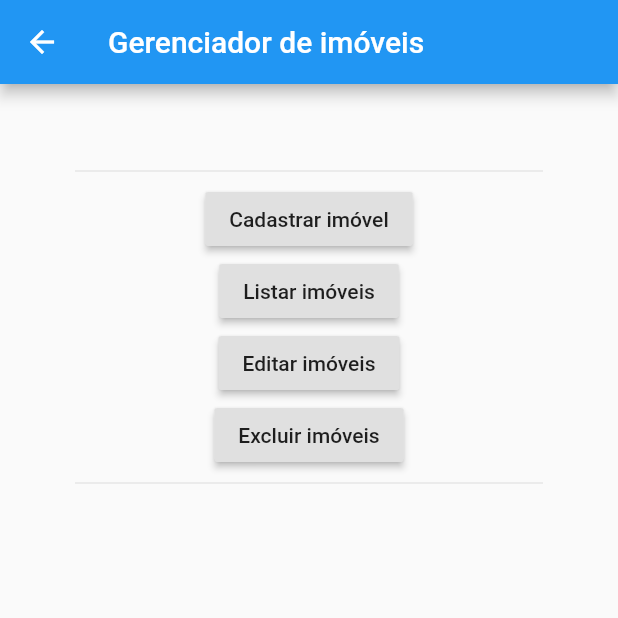
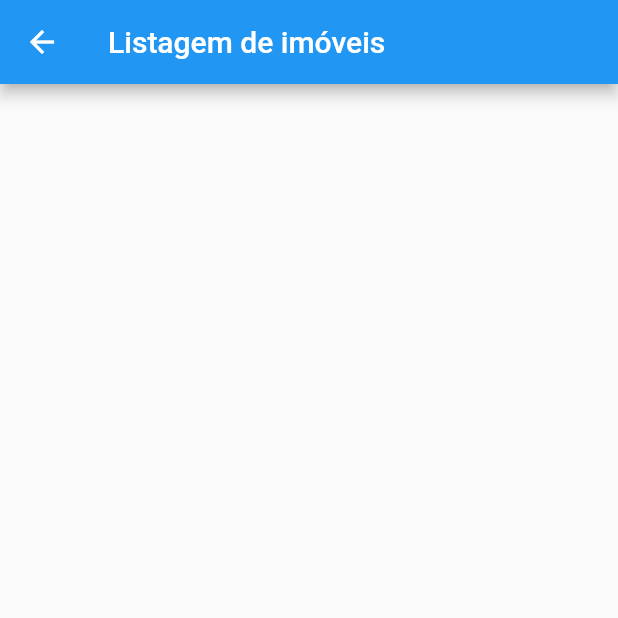
Before and after one commit to ltrindadebr/p2-gerenciador-de-imoveis, a Flutter app: the Home screen opened directly, after a tap on "Listar imóveis", on a phone screen of 412 x 824 dp, the top half of it. Run offline on Flutter 3.47's test engine with Material 2 defaults, Android fonts, the phone set to English and light mode, and no system bars; our stand-ins replace sqflite; accounts and stored records are empty.

Commit message:
Ajuste para funcionar a listagem

```diff
--- a/lib/dao/imovelDao.dart
+++ b/lib/dao/imovelDao.dart
@@ -19,7 +19,7 @@ class ImovelDao {
   }
 
   Future<Database> get database async {
-    if (_databaseDao == null) {
+    if (_database == null) {
       _database = await createDatabase();
     }
     return _database;
@@ -31,7 +31,7 @@ class ImovelDao {
   }
 
   Future<Database> createDatabase() async {
-    Directory folder = await getApplicationDocumentsDirectory();
+    Directory folder = await getApplicationSupportDirectory();
     String path = folder.path + 'baseimoveis.bd';
     var db = await openDatabase(path, version: 1, onCreate: createTables);
     return db;
--- a/lib/home.dart
+++ b/lib/home.dart
@@ -1,5 +1,6 @@
 import 'package:flutter/material.dart';
 import 'pages/cadastro.dart';
+import 'pages/listar.dart';
 
 class Home extends StatefulWidget {
   @override
@@ -14,6 +15,12 @@ class HomeState extends State<Home> {
     Navigator.push(
       context,
       MaterialPageRoute(builder: (context) => Cadastro())
+    );
+  }
+  void listarImoveis(){
+    Navigator.push(
+      context,
+      MaterialPageRoute(builder: (context) => Listar())
     );
   }
 
@@ -36,7 +43,7 @@ class HomeState extends State<Home> {
             ),
             RaisedButton(
               onPressed: () {
-                fazerLogin();
+                listarImoveis();
               },
               child: Text('Listar imóveis')
             ),
--- a/lib/model/imovel.dart
+++ b/lib/model/imovel.dart
@@ -3,7 +3,7 @@ class Imovel {
   String _tipo;
   int _numero;
   String _nomerua;
-  int _areatotal;
+  double _areatotal;
   double _preco;
 
   // ID
@@ -23,8 +23,8 @@ class Imovel {
   set nomerua(String value) => _nomerua = value;
 
   // AREA TOTAL
-  int get areatotal => _areatotal;
-  set areatotal(int value) => _areatotal = value;
+  double get areatotal => _areatotal;
+  set areatotal(double value) => _areatotal = value;
 
   // PRECO
   double get preco => _preco;
--- a/lib/oldHome.dart
+++ b/lib/oldHome.dart
@@ -25,7 +25,7 @@ class _HomeState extends State<Home> {
         tipoController.text,
         int.parse(numeroController.text),
         nomeRuaController.text,
-        int.parse(areaTotalController.text),
+        double.parse(areaTotalController.text),
         double.parse(precoController.text)
       );
 
--- a/lib/pages/cadastro.dart
+++ b/lib/pages/cadastro.dart
@@ -40,7 +40,7 @@ class CadastroState extends State<Cadastro> {
           tipoController.text,
           int.parse(numeroController.text),
           nomeRuaController.text,
-          int.parse(areaTotalController.text),
+          double.parse(areaTotalController.text),
           double.parse(precoController.text)
         );
 
@@ -96,7 +96,7 @@ class CadastroState extends State<Cadastro> {
               ),
               controller: nomeRuaController,
             ),
-          Divider(),
+            Divider(),
             TextFormField(
               decoration: InputDecoration(
                 labelText: 'Área:',
--- /dev/null
+++ b/lib/pages/listar.dart
@@ -0,0 +1,60 @@
+import 'package:flutter/material.dart';
+import 'package:prova_2/model/imovel.dart';
+import '../dao/imovelDao.dart';
+
+class Listar extends StatefulWidget {
+  @override
+  ListarState createState() => ListarState();
+}
+
+class ListarState extends State<Listar> {
+  ImovelDao _db = ImovelDao();
+
+  List<Imovel> listaDeImoveis = List<Imovel>();
+
+  void listarImoveis() async {
+    List listImoveis = await _db.listarImoveis();
+    List<Imovel> lista = List<Imovel>();
+    for(var item in listImoveis) {
+      Imovel i = Imovel.convertMAPToObject(item);
+      lista.add(i);
+    }
+
+    setState(() {
+      listaDeImoveis = lista;
+    });
+  }
+
+  @override
+  Widget build(BuildContext context) {
+    listarImoveis();
+    return Scaffold(
+      appBar: AppBar(
+        title: Text('Listagem de imóveis'),
+      ),
+      body: Column(
+        children: [
+          Expanded(
+            child: ListView.builder(
+              itemCount: listaDeImoveis.length,
+              itemBuilder: (context, index) {
+                final Imovel imovel = listaDeImoveis[index];
+                return Card(
+                  child: ListTile(
+                    title: Text('Tipo: ' + imovel.tipo),
+                    subtitle: Text(
+                      'Rua: ' + imovel.nomerua +
+                      '\nArea: ' + imovel.areatotal.toString() + 'm²' +
+                      '\nNúmero: ' + imovel.numero.toString() +
+                      '\nPreço: RS' + imovel.preco.toString()
+                    ),
+                  ),
+                );
+              },
+            ),
+          )
+        ],
+      )
+    );
+  }
+}
```
